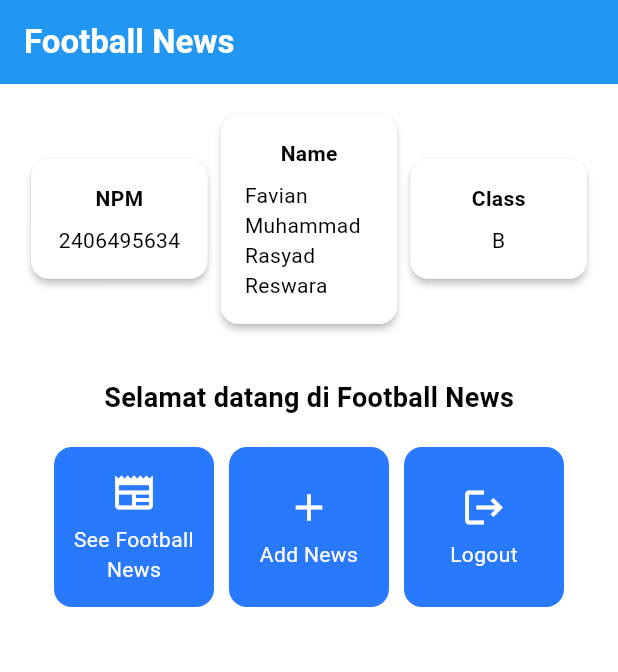
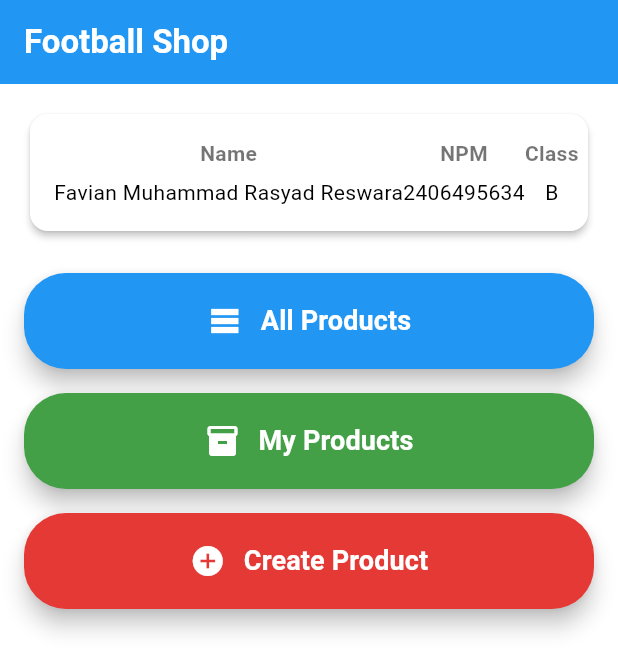
Before and after one commit to rasyadreswara/flutter-football-news, a Flutter app: the screen it shows after launch, on a phone screen of 412 x 824 dp. Shown: the top 672 px of the screen. Run offline on Flutter 3.47's test engine with Material 3 defaults, Android fonts, the phone set to English and light mode, and no system bars.

Commit message:
Tugas Individu 1

```diff
--- a/football_news/lib/main.dart
+++ b/football_news/lib/main.dart
@@ -8,29 +8,14 @@ void main() {
 class MyApp extends StatelessWidget {
   const MyApp({super.key});
 
-  // This widget is the root of your application.
   @override
   Widget build(BuildContext context) {
     return MaterialApp(
-      title: 'Flutter Demo',
+      title: 'Football Shop',
       theme: ThemeData(
-        // This is the theme of your application.
-        //
-        // TRY THIS: Try running your application with "flutter run". You'll see
-        // the application has a purple toolbar. Then, without quitting the app,
-        // try changing the seedColor in the colorScheme below to Colors.green
-        // and then invoke "hot reload" (save your changes or press the "hot
-        // reload" button in a Flutter-supported IDE, or press "r" if you used
-        // the command line to start the app).
-        //
-        // Notice that the counter didn't reset back to zero; the application
-        // state is not lost during the reload. To reset the state, use hot
-        // restart instead.
-        //
-        // This works for code too, not just values: Most code changes can be
-        // tested with just a hot reload.
         colorScheme: ColorScheme.fromSwatch(primarySwatch: Colors.blue)
- .copyWith(secondary: Colors.blueAccent[400]),
+            .copyWith(secondary: Colors.blueAccent[400]),
+        useMaterial3: true,
       ),
       home: MyHomePage(),
     );
--- a/football_news/lib/menu.dart
+++ b/football_news/lib/menu.dart
@@ -2,87 +2,47 @@ import 'package:flutter/material.dart';
 
 class MyHomePage extends StatelessWidget {
   MyHomePage({super.key});
-  final String nama = "Favian Muhammad Rasyad Reswara"; //nama
-  final String npm = "2406495634"; //npm
-  final String kelas = "B";//kelas
 
-  final List<ItemHomepage> items = [
-    ItemHomepage("See Football News", Icons.newspaper),
-    ItemHomepage("Add News", Icons.add),
-    ItemHomepage("Logout", Icons.logout),
-  ];
+  final String nama  = "Favian Muhammad Rasyad Reswara"; //nama
+  final String npm   = "2406495634"; //npm
+  final String kelas = "B"; //kelas
 
-  @override
-    Widget build(BuildContext context) {
-    // Scaffold menyediakan struktur dasar halaman dengan AppBar dan body.
-    return Scaffold(
-      // AppBar adalah bagian atas halaman yang menampilkan judul.
-      appBar: AppBar(
-        // Judul aplikasi "Football News" dengan teks putih dan tebal.
-        title: const Text(
-          'Football News',
-          style: TextStyle(
-            color: Colors.white,
-            fontWeight: FontWeight.bold,
+  void _snack(BuildContext ctx, String msg) {
+    final m = ScaffoldMessenger.of(ctx);
+    m.hideCurrentSnackBar();
+    m.showSnackBar(SnackBar(content: Text(msg)));
+  }
+
+  Widget _bigButton({
+    required BuildContext context,
+    required Color color,
+    required IconData icon,
+    required String label,
+    required VoidCallback onPressed,
+  }) {
+    return SizedBox(
+      height: 64,
+      width: double.infinity,
+      child: ElevatedButton(
+        onPressed: onPressed,
+        style: ElevatedButton.styleFrom(
+          backgroundColor: color,
+          foregroundColor: Colors.white,
+          elevation: 6,
+          shape: RoundedRectangleBorder(
+            borderRadius: BorderRadius.circular(28),
           ),
         ),
-        // Warna latar belakang AppBar diambil dari skema warna tema aplikasi.
-        backgroundColor: Theme.of(context).colorScheme.primary,
-      ),
-      // Body halaman dengan padding di sekelilingnya.
-      body: Padding(
-        padding: const EdgeInsets.all(16.0),
-        // Menyusun widget secara vertikal dalam sebuah kolom.
-        child: Column(
-          crossAxisAlignment: CrossAxisAlignment.center,
+        child: Row(
+          mainAxisAlignment: MainAxisAlignment.center,
           children: [
-            // Row untuk menampilkan 3 InfoCard secara horizontal.
-            Row(
-              mainAxisAlignment: MainAxisAlignment.spaceEvenly,
-              children: [
-                InfoCard(title: 'NPM', content: npm),
-                InfoCard(title: 'Name', content: nama),
-                InfoCard(title: 'Class', content: kelas),
-              ],
-            ),
-
-            // Memberikan jarak vertikal 16 unit.
-            const SizedBox(height: 16.0),
-
-            // Menempatkan widget berikutnya di tengah halaman.
-            Center(
-              child: Column(
-                // Menyusun teks dan grid item secara vertikal.
-
-                children: [
-                  // Menampilkan teks sambutan dengan gaya tebal dan ukuran 18.
-                  const Padding(
-                    padding: EdgeInsets.only(top: 16.0),
-                    child: Text(
-                      'Selamat datang di Football News',
-                      style: TextStyle(
-                        fontWeight: FontWeight.bold,
-                        fontSize: 18.0,
-                      ),
-                    ),
-                  ),
-
-                  // Grid untuk menampilkan ItemCard dalam bentuk grid 3 kolom.
-                  GridView.count(
-                    primary: true,
-                    padding: const EdgeInsets.all(20),
-                    crossAxisSpacing: 10,
-                    mainAxisSpacing: 10,
-                    crossAxisCount: 3,
-                    // Agar grid menyesuaikan tinggi kontennya.
-                    shrinkWrap: true,
-
-                    // Menampilkan ItemCard untuk setiap item dalam list items.
-                    children: items.map((ItemHomepage item) {
-                      return ItemCard(item);
-                    }).toList(),
-                  ),
-                ],
+            Icon(icon, size: 24),
+            const SizedBox(width: 12),
+            Text(
+              label,
+              style: const TextStyle(
+                fontSize: 18,
+                fontWeight: FontWeight.w700,
               ),
             ),
           ],
@@ -90,98 +50,97 @@ class MyHomePage extends StatelessWidget {
       ),
     );
   }
-}
-
-class InfoCard extends StatelessWidget {
-  // Kartu informasi yang menampilkan title dan content.
-
-  final String title;  // Judul kartu.
-  final String content;  // Isi kartu.
-
-  const InfoCard({super.key, required this.title, required this.content});
 
   @override
   Widget build(BuildContext context) {
-    return Card(
-      // Membuat kotak kartu dengan bayangan dibawahnya.
-      elevation: 2.0,
-      child: Container(
-        // Mengatur ukuran dan jarak di dalam kartu.
-        width: MediaQuery.of(context).size.width / 3.5, // menyesuaikan dengan lebar device yang digunakan.
+    return Scaffold(
+      appBar: AppBar(
+        title: const Text(
+          'Football Shop',
+          style: TextStyle(color: Colors.white, fontWeight: FontWeight.bold),
+        ),
+        backgroundColor: Theme.of(context).colorScheme.primary,
+      ),
+      body: Padding(
         padding: const EdgeInsets.all(16.0),
-        // Menyusun title dan content secara vertikal.
+        child: SingleChildScrollView(
           child: Column(
+            crossAxisAlignment: CrossAxisAlignment.stretch,
             children: [
-            Text(
-              title,
-              style: const TextStyle(fontWeight: FontWeight.bold),
+              Card(
+                elevation: 2,
+                shape: RoundedRectangleBorder(
+                  borderRadius: BorderRadius.circular(12),
                 ),
-            const SizedBox(height: 8.0),
-            Text(content),
+                child: Padding(
+                  padding: const EdgeInsets.all(16),
+                  child: Row(
+                    mainAxisAlignment: MainAxisAlignment.spaceEvenly,
+                    children: [
+                      _Info('Name',  nama),
+                      _Info('NPM',   npm),
+                      _Info('Class', kelas),
                     ],
+                  ),
+                ),
+              ),
+              const SizedBox(height: 24),
+
+              _bigButton(
+                context: context,
+                color: const Color(0xFF2196F3),
+                icon: Icons.table_rows,
+                label: 'All Products',
+                onPressed: () => _snack(
+                  context,
+                  'Kamu telah menekan tombol All Products',
+                ),
+              ),
+              const SizedBox(height: 16),
+              _bigButton(
+                context: context,
+                color: const Color(0xFF43A047),
+                icon: Icons.inventory_2,
+                label: 'My Products',
+                onPressed: () => _snack(
+                  context,
+                  'Kamu telah menekan tombol My Products',
+                ),
+              ),
+              const SizedBox(height: 16),
+              _bigButton(
+                context: context,
+                color: const Color(0xFFE53935),
+                icon: Icons.add_circle,
+                label: 'Create Product',
+                onPressed: () => _snack(
+                  context,
+                  'Kamu telah menekan tombol Create Product',
+                ),
+              ),
+            ],
+          ),
         ),
       ),
     );
   }
 }
 
-class ItemHomepage {
- final String name;
- final IconData icon;
-
- ItemHomepage(this.name, this.icon);
-}
-
-class ItemCard extends StatelessWidget {
-  // Menampilkan kartu dengan ikon dan nama.
-
-  final ItemHomepage item;
-
-  const ItemCard(this.item, {super.key});
+class _Info extends StatelessWidget {
+  final String label;
+  final String value;
+  const _Info(this.label, this.value);
 
   @override
   Widget build(BuildContext context) {
-    return Material(
-      // Menentukan warna latar belakang dari tema aplikasi.
-      color: Theme.of(context).colorScheme.secondary,
-      // Membuat sudut kartu melengkung.
-      borderRadius: BorderRadius.circular(12),
-
-      child: InkWell(
-        // Aksi ketika kartu ditekan.
-        onTap: () {
-          // Menampilkan pesan SnackBar saat kartu ditekan.
-          ScaffoldMessenger.of(context)
-            ..hideCurrentSnackBar()
-            ..showSnackBar(
-              SnackBar(content: Text("Kamu telah menekan tombol ${item.name}!"))
-            );
-        },
-        // Container untuk menyimpan Icon dan Text
-        child: Container(
-          padding: const EdgeInsets.all(8),
-          child: Center(
-            child: Column(
-              // Menyusun ikon dan teks di tengah kartu.
-              mainAxisAlignment: MainAxisAlignment.center,
+    return Column(
       children: [
-                Icon(
-                  item.icon,
-                  color: Colors.white,
-                  size: 30.0,
-                ),
-                const Padding(padding: EdgeInsets.all(3)),
-                Text(
-                  item.name,
-                  textAlign: TextAlign.center,
-                  style: const TextStyle(color: Colors.white),
-                ),
+        Text(label,
+            style: const TextStyle(
+                fontWeight: FontWeight.bold, color: Colors.black54)),
+        const SizedBox(height: 6),
+        Text(value),
       ],
-            ),
-          ),
-        ),
-      ),
     );
   }
-
 }
```
Also changed, not shown: 2 other files. Lines whose indentation alone changed are shown as unchanged.
